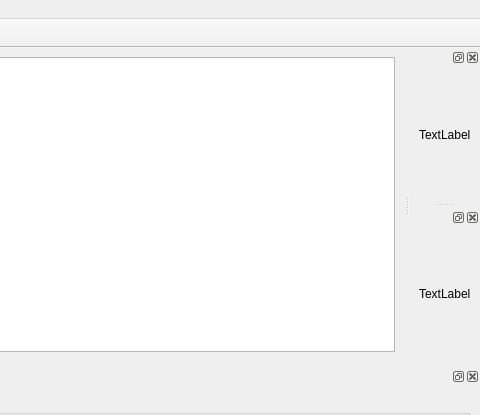
dakoner/microscope_ui, file controller/microscope_controller.ui: the form before one commit; both pictures show x 531 to 1011 and y 0 to 415 of the 1011 by 659 pixel window.
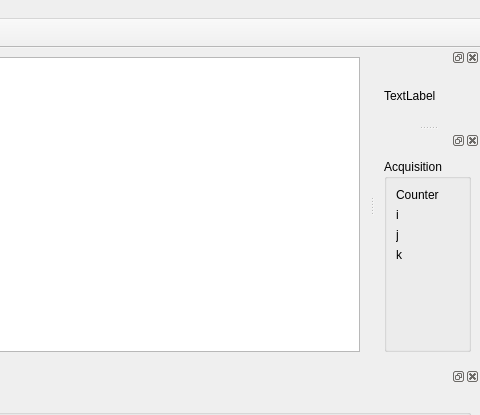
The form after the commit. Custom widgets are drawn as their Qt base class.

Commit message: shjow acquisition box

Diff of the .ui file:
```diff
--- a/controller/microscope_controller.ui
+++ b/controller/microscope_controller.ui
@@ -26,8 +26,8 @@
      <verstretch>0</verstretch>
     </sizepolicy>
    </property>
-   <layout class="QVBoxLayout" name="verticalLayout">
-    <item>
+   <layout class="QGridLayout" name="gridLayout">
+    <item row="0" column="0">
      <widget class="TileGraphicsView" name="tile_graphics_view">
       <property name="sizePolicy">
        <sizepolicy hsizetype="Expanding" vsizetype="Expanding">
@@ -195,10 +195,68 @@
    <widget class="QWidget" name="dockWidgetContents_3">
     <layout class="QHBoxLayout" name="horizontalLayout_2">
      <item>
-      <widget class="QLabel" name="label_2">
-       <property name="text">
-        <string>TextLabel</string>
+      <widget class="QGroupBox" name="groupBox_3">
+       <property name="title">
+        <string>Acquisition</string>
        </property>
+       <layout class="QFormLayout" name="formLayout_2">
+        <item row="0" column="0">
+         <widget class="QLabel" name="label">
+          <property name="text">
+           <string>Counter</string>
+          </property>
+         </widget>
+        </item>
+        <item row="0" column="1">
+         <widget class="QLabel" name="label_counter">
+          <property name="text">
+           <string/>
+          </property>
+         </widget>
+        </item>
+        <item row="1" column="0">
+         <widget class="QLabel" name="label_3">
+          <property name="text">
+           <string>i</string>
+          </property>
+         </widget>
+        </item>
+        <item row="1" column="1">
+         <widget class="QLabel" name="label_i">
+          <property name="text">
+           <string/>
+          </property>
+         </widget>
+        </item>
+        <item row="2" column="0">
+         <widget class="QLabel" name="label_5">
+          <property name="text">
+           <string>j</string>
+          </property>
+         </widget>
+        </item>
+        <item row="2" column="1">
+         <widget class="QLabel" name="label_j">
+          <property name="text">
+           <string/>
+          </property>
+         </widget>
+        </item>
+        <item row="3" column="0">
+         <widget class="QLabel" name="label_7">
+          <property name="text">
+           <string>k</string>
+          </property>
+         </widget>
+        </item>
+        <item row="3" column="1">
+         <widget class="QLabel" name="label_k">
+          <property name="text">
+           <string/>
+          </property>
+         </widget>
+        </item>
+       </layout>
       </widget>
      </item>
     </layout>
```
